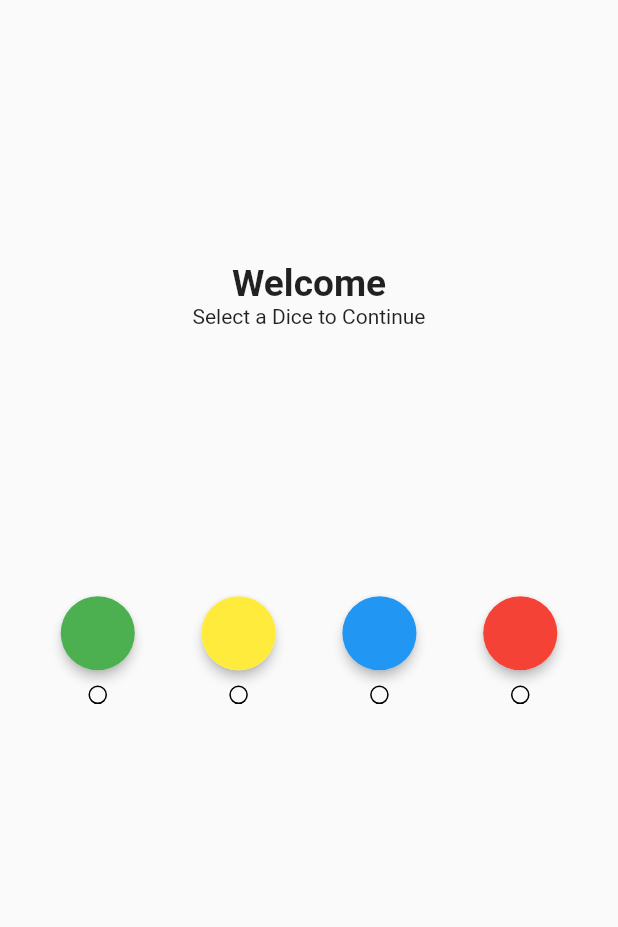
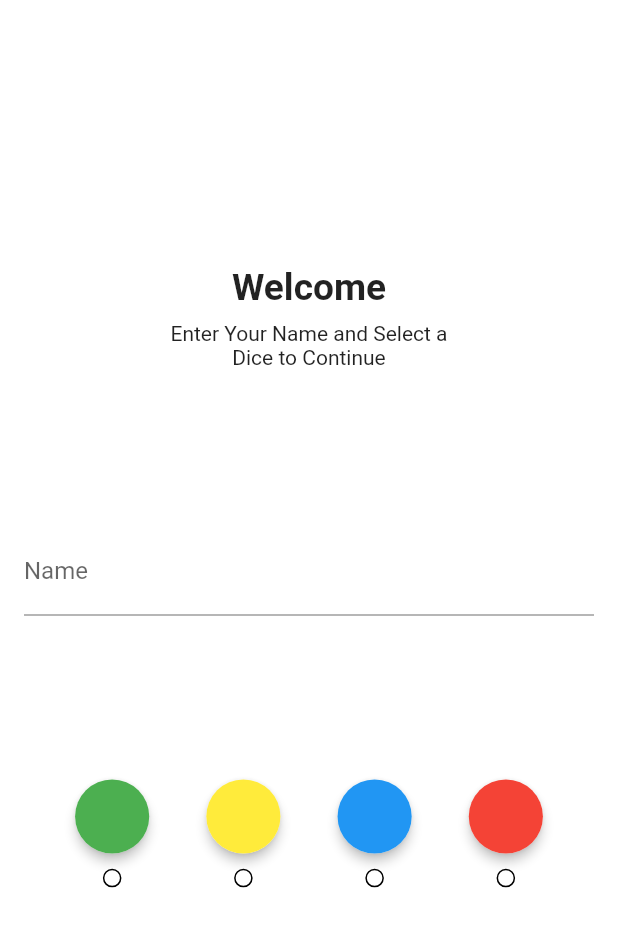
Before and after one commit to JoshuaObateru/ludo_test_v1, a Flutter app: the screen it shows after launch, on a phone screen of 412 x 824 dp. Shown: the top 927 px of the screen. Run offline on Flutter 3.47's test engine with Material 2 defaults, Android fonts, the light colour scheme and no system bars; our stand-ins replace cloud_firestore, equatable, firebase_auth, firebase_core, get, socket_io_client; accounts and stored records are empty; network calls fail.

Commit message:
with name

```diff
--- a/lib/app/modules/auth/views/select_token_view.dart
+++ b/lib/app/modules/auth/views/select_token_view.dart
@@ -2,38 +2,81 @@ import 'package:flutter/material.dart';
 import 'package:flutter/src/foundation/key.dart';
 import 'package:flutter/src/widgets/framework.dart';
 import 'package:get/get.dart';
+import 'package:ludo_test/app/modules/ludo/data/models/dice_model.dart';
 import 'package:ludo_test/app/modules/ludo/data/models/token.dart';
 import 'package:ludo_test/app/modules/ludo/views/ludo_view.dart';
 import 'package:provider/provider.dart';
 
 import '../../ludo/data/models/game_state.dart';
 
-class SelectTokenView extends StatelessWidget {
+class SelectTokenView extends StatefulWidget {
   SelectTokenView({Key? key}) : super(key: key);
+
+  @override
+  State<SelectTokenView> createState() => _SelectTokenViewState();
+}
+
+class _SelectTokenViewState extends State<SelectTokenView> {
   final List<Map<String, dynamic>> tokens = [
     {"type": TokenType.green, "color": Colors.green},
     {"type": TokenType.yellow, "color": Colors.yellow},
     {"type": TokenType.blue, "color": Colors.blue},
     {"type": TokenType.red, "color": Colors.red}
   ];
+
+  TextEditingController textEditingController = TextEditingController();
+  final _formKey = GlobalKey<FormState>();
+
   @override
   Widget build(BuildContext context) {
     Size size = MediaQuery.of(context).size;
     final gameState = Provider.of<GameState>(context);
+    final dice = Provider.of<DiceModel>(context);
     return Scaffold(
+      backgroundColor: Colors.white,
+      appBar: AppBar(
+        backgroundColor: Colors.white,
+        elevation: 0,
+      ),
       body: SizedBox(
         width: size.width,
         height: size.height,
+        child: Form(
+          key: _formKey,
+          child: Padding(
+            padding: const EdgeInsets.all(16.0),
             child: Column(
               crossAxisAlignment: CrossAxisAlignment.center,
+              mainAxisAlignment: MainAxisAlignment.center,
               children: <Widget>[
                 const Spacer(),
                 Text(
                   "Welcome",
                   style: TextStyle(
                       fontWeight: FontWeight.bold, fontSize: size.width * 0.06),
+                  textAlign: TextAlign.center,
                 ),
-            const Text("Select a Dice to Continue"),
+                SizedBox(
+                  height: size.height * 0.01,
+                ),
+                SizedBox(
+                    width: size.width * 0.5,
+                    child: const Text(
+                      "Enter Your Name and Select a Dice to Continue",
+                      textAlign: TextAlign.center,
+                    )),
+                const Spacer(),
+                TextFormField(
+                  controller: textEditingController,
+                  decoration: const InputDecoration(
+                      hintText: 'Enter Your Name', label: Text('Name')),
+                  validator: (String? value) {
+                    if (value == null || value.isEmpty) {
+                      return 'Please Enter your name';
+                    }
+                    return null;
+                  },
+                ),
                 const Spacer(),
                 Row(
                   mainAxisAlignment: MainAxisAlignment.spaceEvenly,
@@ -43,11 +86,16 @@ class SelectTokenView extends StatelessWidget {
                       children: <Widget>[
                         InkWell(
                           onTap: () {
-                        gameState.assignUserToToken(tokens[index]['type']);
+                            if (!_formKey.currentState!.validate()) {
+                              return;
+                            }
+                            gameState.assignUserToToken(tokens[index]['type'],
+                                dice, textEditingController.text.trim());
                           },
                           child: Card(
                             shape: RoundedRectangleBorder(
-                            borderRadius: BorderRadius.circular(size.width)),
+                                borderRadius:
+                                    BorderRadius.circular(size.width)),
                             elevation: 3,
                             child: Container(
                               width: size.width * 0.12,
@@ -74,6 +122,8 @@ class SelectTokenView extends StatelessWidget {
               ],
             ),
           ),
+        ),
+      ),
     );
   }
 }
--- a/lib/app/modules/ludo/data/models/user_model.dart
+++ b/lib/app/modules/ludo/data/models/user_model.dart
@@ -1,5 +1,6 @@
 class UserModel {
   String? id;
   int? turn;
-  UserModel(this.id, {this.turn});
+  String? name;
+  UserModel(this.id, this.turn, this.name);
 }
--- a/lib/app/modules/ludo/dice.dart
+++ b/lib/app/modules/ludo/dice.dart
@@ -7,6 +7,7 @@ class Dice extends StatelessWidget {
   Future<void> updateDices(DiceModel dice, GameState gameState) async {
     for (int i = 0; i < 6; i++) {
       var duration = 100 + i * 100;
+      // gameState.dicerollSocket(dice);
       var future = Future.delayed(Duration(milliseconds: duration), () {
         dice.generateDiceOne();
         gameState.dicerollSocket(dice);
```
Also changed, not shown: lib/app/modules/ludo/data/models/game_state.dart (+80 -24 lines), lib/app/modules/ludo/dice_turn_widget.dart (+13 -1 lines), lib/app/modules/ludo/views/ludo_view.dart (+8 -2 lines), 1 other file. Lines whose indentation alone changed are shown as unchanged.
